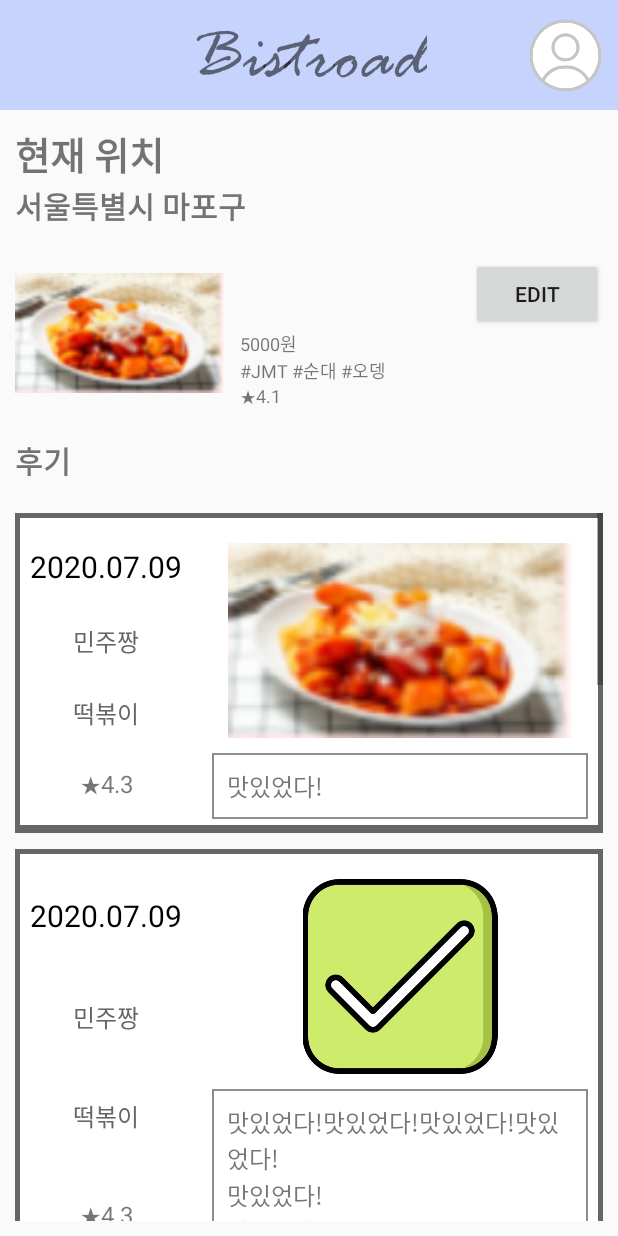
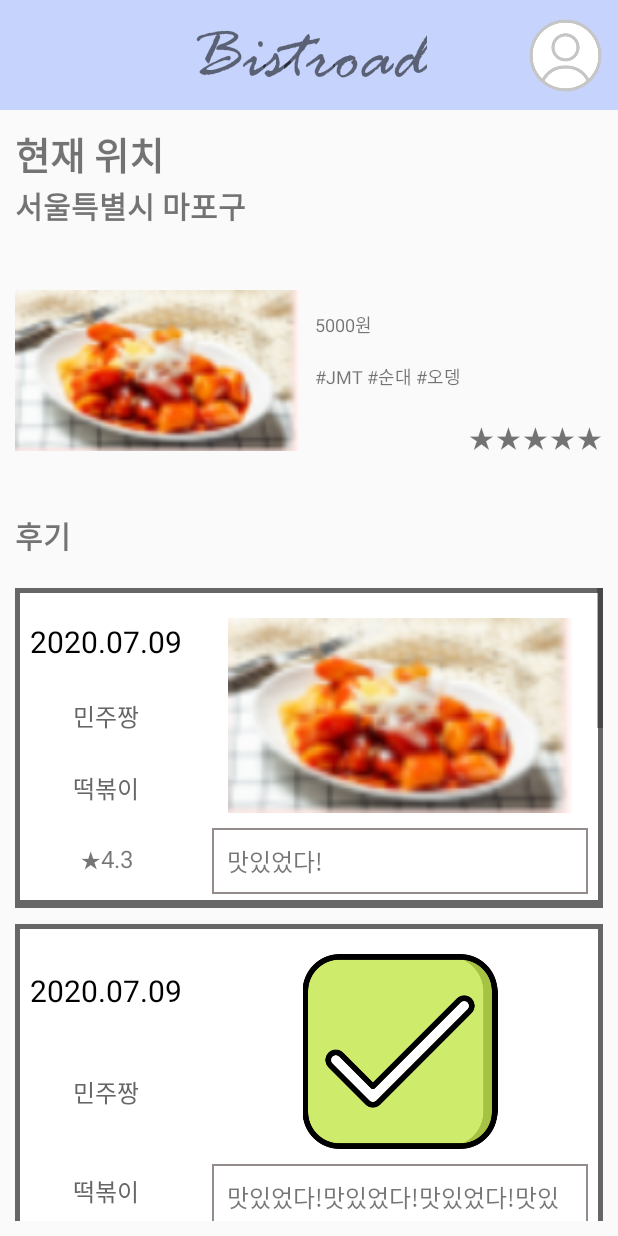
Before and after one commit to Yaneodoo/Bistroad_Application, an Android app: the ShowMenuInfo screen opened directly, with no data from a screen before it, on a phone screen of 412 x 824 dp. Run offline under Robolectric (Android 15) with nearby library versions, the phone set to English and light mode, and no system bars.

Commit message:
몇 레이아웃 구성, 속성 변경 및 추가 메뉴 수정 버튼 수정, 주문하기 버튼 추가 리스트뷰 작동 테스트를 위한 코드 추가 매장 삭제 버튼 레이아웃 동작 수정

```diff
--- a/app/src/main/AndroidManifest.xml
+++ b/app/src/main/AndroidManifest.xml
@@ -1,6 +1,11 @@
 <?xml version="1.0" encoding="utf-8"?>
 <manifest xmlns:android="http://schemas.android.com/apk/res/android"
     package="com.example.yaneodoo">
+
+    <uses-permission android:name="android.permission.RECEIVE_SMS"/>
+    <uses-permission android:name="android.permission.READ_EXTERNAL_STORAGE"/>
+    <uses-permission android:name="android.permission.WRITE_EXTERNAL_STORAGE"/>
+    <uses-permission android:name="android.permission.CAMERA"/>
 
     <application
         android:allowBackup="true"
--- a/app/src/main/java/com/example/yaneodoo/Common/ShowMenuInfo.java
+++ b/app/src/main/java/com/example/yaneodoo/Common/ShowMenuInfo.java
@@ -5,6 +5,7 @@ import android.os.Bundle;
 import android.view.View;
 import android.view.ViewGroup;
 import android.widget.Button;
+import android.widget.ImageButton;
 import android.widget.ListView;
 import android.widget.RelativeLayout;
 import android.widget.TextView;
@@ -42,14 +43,14 @@ public class ShowMenuInfo extends AppCompatActivity {
         adapter.addItem(ContextCompat.getDrawable(this, R.drawable.tteokbokki), "2020.07.09", "민주짱", "떡볶이","★4.3","맛있었다!");
         adapter.addItem(ContextCompat.getDrawable(this, R.drawable.accepted), "2020.07.09", "민주짱", "떡볶이","★4.3","맛있었다!맛있었다!맛있었다!맛있었다!" +
                 "\n맛있었다!\n맛있었다!");
-        adapter.addItem(ContextCompat.getDrawable(this, R.drawable.mypage), "2020.07.09", "민주짱", "떡볶이떡볶이떡볶이떡볶이떡볶이떡볶이","★4.3","맛있었다!");
+        adapter.addItem(ContextCompat.getDrawable(this, R.drawable.mypage), "2020.07.09", "민주짱", "떡볶이떡볶이떡볶이떡","★4.3","맛있었다!");
         adapter.addItem(ContextCompat.getDrawable(this, R.drawable.edit), "2020.07.09", "민주짱", "떡볶이","★4.3","맛있었다!");
         adapter.addItem(ContextCompat.getDrawable(this, R.drawable.tteokbokki), "2020.07.09", "민주짱", "떡볶이","★4.3","맛있었다!");
         adapter.addItem(ContextCompat.getDrawable(this, R.drawable.tteokbokki), "2020.07.09", "민주짱", "떡볶이","★4.3","맛있었다!");
         adapter.addItem(ContextCompat.getDrawable(this, R.drawable.tteokbokki), "2020.07.09", "민주짱", "떡볶이","★4.3","맛있었다!");
         adapter.addItem(ContextCompat.getDrawable(this, R.drawable.tteokbokki), "2020.07.09", "민주짱", "떡볶이","★4.3","맛있었다!");
 
-        // TODO : 동적으로 owner일 때만 메뉴 txtView옆에 edit버튼 생성(실행하여 확인 필요)
+
         RelativeLayout topLL = (RelativeLayout)findViewById(R.id.dynamicArea);
         TextView tv = new TextView(this);
         tv.setText(menuName);
@@ -60,10 +61,30 @@ public class ShowMenuInfo extends AppCompatActivity {
         RelativeLayout.LayoutParams buttonLayoutParams = new RelativeLayout.LayoutParams
                 (ViewGroup.LayoutParams.WRAP_CONTENT,ViewGroup.LayoutParams.WRAP_CONTENT);
         buttonLayoutParams.addRule(RelativeLayout.CENTER_IN_PARENT, RelativeLayout.TRUE);
-        Button btn_edit = new Button(this);
-        btn_edit.setText("edit");
+
+        // TODO : customer일 때 주문하기버튼 생성
+        Button btn_order=new Button(this);
+        buttonLayoutParams.addRule(RelativeLayout.ALIGN_PARENT_RIGHT, RelativeLayout.TRUE);
+        btn_order.setLayoutParams(buttonLayoutParams);
+        btn_order.setText("주문하기");
+        btn_order.setTextSize(10);
+        btn_order.setId(R.id.menu_name_txtView);
+        topLL.addView(btn_order);
+
+        // TODO : 주문 버튼 클릭 리스너
+        btn_order.setOnClickListener(new View.OnClickListener() {
+            public void onClick(View v) {
+                // 주문 페이지로
+            }
+        });
+
+        // TODO : owner일 때 edit버튼 생성
+        ImageButton btn_edit=new ImageButton(this);
         buttonLayoutParams.addRule(RelativeLayout.ALIGN_PARENT_RIGHT, RelativeLayout.TRUE);
         btn_edit.setLayoutParams(buttonLayoutParams);
+        btn_edit.setImageDrawable(ContextCompat.getDrawable(this, R.drawable.edit));
+        btn_edit.getLayoutParams().height = 15;
+        btn_edit.setScaleType(ImageButton.ScaleType.FIT_CENTER);
         topLL.addView(btn_edit);
 
         // 수정 버튼 클릭 리스너
--- a/app/src/main/java/com/example/yaneodoo/Owner/RegisterBistro.java
+++ b/app/src/main/java/com/example/yaneodoo/Owner/RegisterBistro.java
@@ -65,7 +65,7 @@ public class RegisterBistro extends AppCompatActivity implements OnMapReadyCallb
         SupportMapFragment mapFragment = (SupportMapFragment) getSupportFragmentManager().findFragmentById(R.id.map);
         mapFragment.getMapAsync(this);
 
-
+        // 이미지 업로드 버튼 클릭 리스너
         ImageButton upload_btn = (ImageButton) findViewById(R.id.bistro_imagebtn);
         upload_btn.setOnClickListener(new Button.OnClickListener() {
             @Override
--- a/app/src/main/java/com/example/yaneodoo/Owner/ShowOwnerMenuList.java
+++ b/app/src/main/java/com/example/yaneodoo/Owner/ShowOwnerMenuList.java
@@ -97,12 +97,11 @@ public class ShowOwnerMenuList extends AppCompatActivity {
             }
         });
 
-        // 삭제 버튼 클릭 리스너
+        // TODO : 삭제 버튼 클릭 리스너
         Button delbtn = (Button) findViewById(R.id.btn_delete) ;
         delbtn.setOnClickListener(new Button.OnClickListener() {
             @Override
             public void onClick(View view) {
-                // TODO : onchoice 이용
                 int count, checked;
                 count = adapter.getCount();
 
--- a/app/src/main/res/layout/bistro_list_owner.xml
+++ b/app/src/main/res/layout/bistro_list_owner.xml
@@ -1,7 +1,5 @@
 <?xml version="1.0" encoding="utf-8"?>
-<LinearLayout
-    xmlns:android="http://schemas.android.com/apk/res/android"
-    xmlns:app="http://schemas.android.com/apk/res-auto"
+<LinearLayout xmlns:android="http://schemas.android.com/apk/res/android"
     xmlns:tools="http://schemas.android.com/tools"
     android:layout_width="match_parent"
     android:layout_height="match_parent"
@@ -84,12 +82,14 @@
             android:id="@+id/btn_delete"
             android:layout_width="match_parent"
             android:layout_height="wrap_content"
+            android:gravity="center"
             android:layout_weight="1"
             android:text="삭제" />
         <Button
             android:layout_width="match_parent"
             android:layout_height="wrap_content"
             android:id="@+id/btn_add"
+            android:gravity="center"
             android:text="추가"
             android:layout_weight="1"/>
     </LinearLayout>
--- a/app/src/main/res/layout/menu_info.xml
+++ b/app/src/main/res/layout/menu_info.xml
@@ -68,8 +68,8 @@
 
         <ImageView
             android:id="@+id/menu_image"
-            android:layout_width="150dp"
-            android:layout_height="100dp"
+            android:layout_width="200dp"
+            android:layout_height="150dp"
             android:paddingRight="10dp"
             android:scaleType="fitCenter"
             android:src="@drawable/tteokbokki" />
@@ -99,9 +99,9 @@
             <TextView
                 android:layout_width="match_parent"
                 android:layout_height="wrap_content"
-                android:layout_gravity="right"
-                android:text="★4.1"
-                android:textSize="12dp"
+                android:gravity="right"
+                android:text="★★★★★"
+                android:textSize="20dp"
                 android:layout_weight="1" />
         </LinearLayout>
     </LinearLayout>
```
Also changed, not shown: app/src/main/java/com/example/yaneodoo/Customer/ShowCustomerBistroList.java (+6 -4 lines), app/src/main/java/com/example/yaneodoo/Owner/ShowOwnerBistroList.java (+16 -4 lines), app/src/main/res/layout/bistro_list_customer.xml (+6 -1 lines), app/src/main/res/layout/menu_list_customer.xml (+83 -13 lines).
